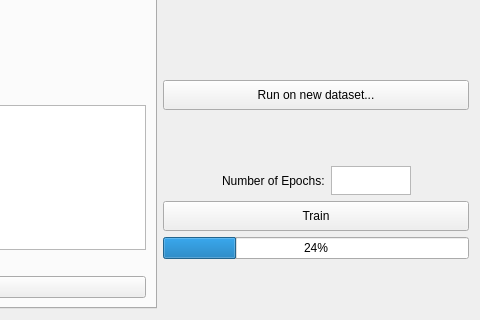
Above: GUI/UI/training.ui from cAmm17/animal-classifier before the change; both pictures show x 456 to 936 and y 287 to 607 of the 936 by 607 pixel window. Below: the same form after it.
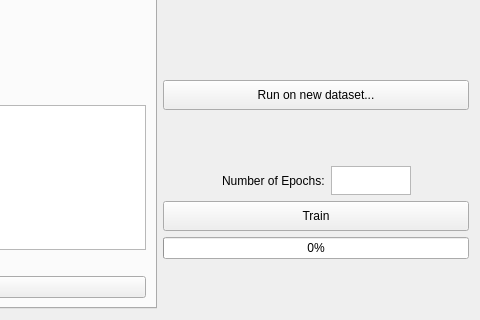
That is the form after the change.

Commit message: Added requirements and training button functionality

```diff
--- a/GUI/UI/training.ui
+++ b/GUI/UI/training.ui
@@ -230,7 +230,7 @@
          <item>
           <widget class="QProgressBar" name="progressBar">
            <property name="value">
-            <number>24</number>
+            <number>0</number>
            </property>
           </widget>
          </item>
```
Left out of the diff: 10 changed lines with no effect on the pictures. The commit also changes 3 other files.
